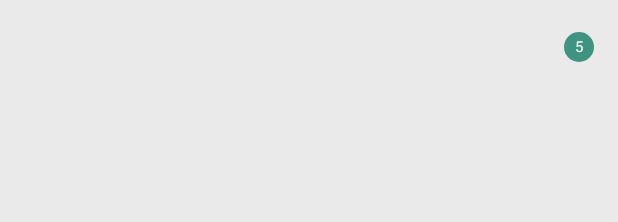
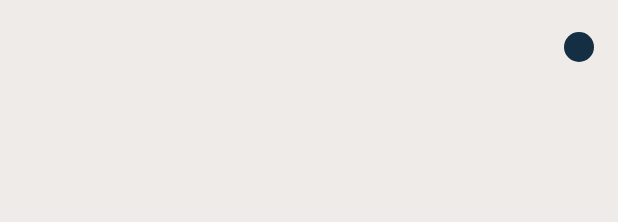
Before and after one commit to nunutu29/TeamChat, an Android app: the layout list_row.xml on its own in the app's theme, with its tools: preview values and no code run, on a phone screen of 412 x 824 dp. Shown: the top 222 px of the screen. Run offline under Robolectric (Android 15) with nearby library versions, the light colour scheme and no system bars.

Commit message:
Modificato Layout della pagina principale.

```diff
--- a/app/src/main/AndroidManifest.xml
+++ b/app/src/main/AndroidManifest.xml
@@ -44,7 +44,11 @@
                 <action android:name="com.google.firebase.INSTANCE_ID_EVENT" />
             </intent-filter>
         </service>
-        <!-- END Added for GCM -->
+
+        <service
+            android:name=".GCM.GcmIntentService"
+            android:exported="false" />
+
         <service
             android:name=".Helper.DbIntentService"
             android:exported="false" />
--- a/app/src/main/java/org/teamchat/Activity/MainActivity.java
+++ b/app/src/main/java/org/teamchat/Activity/MainActivity.java
@@ -39,6 +39,8 @@ import org.teamchat.GCM.GcmIntentService;
 import org.teamchat.GCM.NotificationUtils;
 import org.teamchat.Helper.DbIntentService;
 import org.teamchat.Model.Message;
+
+import javax.crypto.spec.GCMParameterSpec;
 
 /**
  * Commit Test
@@ -333,7 +335,7 @@ public class MainActivity extends AppCompatActivity
     private void registerGCM() {
         Intent intent = new Intent(this, GcmIntentService.class);
         intent.putExtra(GcmIntentService.TOKEN, FirebaseInstanceId.getInstance().getToken());
-        intent.putExtra("key", "register");
+        intent.putExtra(GcmIntentService.KEY, "register");
         startService(intent);
     }
 
--- a/app/src/main/java/org/teamchat/Fragments/GroupListFragment.java
+++ b/app/src/main/java/org/teamchat/Fragments/GroupListFragment.java
@@ -5,6 +5,7 @@ import android.content.Intent;
 import android.graphics.Color;
 import android.media.Image;
 import android.os.Bundle;
+import android.support.design.widget.CollapsingToolbarLayout;
 import android.support.design.widget.FloatingActionButton;
 import android.support.v4.app.Fragment;
 import android.support.v4.widget.SwipeRefreshLayout;
@@ -136,7 +137,6 @@ public class GroupListFragment extends Fragment implements SwipeRefreshLayout.On
             }
         });
 
-
         Button create = (Button)rootView.findViewById(R.id.btn_create);
         create.setOnClickListener(new View.OnClickListener() {
             @Override
--- a/app/src/main/java/org/teamchat/GCM/GcmIntentService.java
+++ b/app/src/main/java/org/teamchat/GCM/GcmIntentService.java
@@ -41,7 +41,7 @@ public class GcmIntentService extends IntentService {
     public static final String TOKEN = "token";
 
     @Override
-    protected void onHandleIntent(Intent intent) {
+     protected void onHandleIntent(Intent intent) {
         String key = intent.getStringExtra(KEY);
         switch (key) {
             case SUBSCRIBE:
--- a/app/src/main/res/drawable/bg_circle.xml
+++ b/app/src/main/res/drawable/bg_circle.xml
@@ -1,6 +1,6 @@
 <shape xmlns:android="http://schemas.android.com/apk/res/android" >
 
-    <solid android:color="@color/colorPrimary" />
+    <solid android:color="@color/colorPrimaryLight" />
 
     <corners
         android:bottomLeftRadius="20dp"
--- a/app/src/main/res/drawable/bg_linear_layout_dark.xml
+++ b/app/src/main/res/drawable/bg_linear_layout_dark.xml
@@ -4,8 +4,8 @@
         <shape>
             <gradient
                 android:angle="90"
-                android:startColor="#000000"
-                android:endColor="#96000000"
+                android:startColor="@color/colorPrimaryDarkTransparent"
+                android:endColor="@color/colorPrimaryDarkTransparent"
                 android:type="linear" />
         </shape>
     </item>
--- a/app/src/main/res/drawable/line_divider.xml
+++ b/app/src/main/res/drawable/line_divider.xml
@@ -6,6 +6,6 @@
         android:width="1dp"
         android:height="1dp" />
 
-    <solid android:color="@color/list_divider" />
+    <solid android:color="@color/colorDivider" />
 
 </shape>
--- a/app/src/main/res/layout-land/fragment_group_list.xml
+++ b/app/src/main/res/layout-land/fragment_group_list.xml
@@ -77,6 +77,7 @@
                         android:layout_height="60dp">
 
                         <Button
+                            android:textColor="@color/white"
                             android:layout_gravity="center"
                             android:drawableTop="@drawable/ic_setting_dark"
                             android:textAllCaps="false"
@@ -88,6 +89,7 @@
                             android:layout_height="wrap_content" />
 
                         <Button
+                            android:textColor="@color/white"
                             android:layout_gravity="center"
                             android:drawableTop="@drawable/ic_add_24dp"
                             android:textAllCaps="false"
@@ -99,6 +101,7 @@
                             android:layout_height="wrap_content" />
 
                         <Button
+                            android:textColor="@color/white"
                             android:layout_gravity="center"
                             android:drawableTop="@drawable/ic_friends_24dp"
                             android:textAllCaps="false"
--- a/app/src/main/res/layout/list_row.xml
+++ b/app/src/main/res/layout/list_row.xml
@@ -12,11 +12,11 @@
     android:paddingRight="16dp"
     android:paddingTop="16dp">
 
-    <TextView android:id="@+id/name"
+    <TextView
+        android:id="@+id/name"
         android:layout_width="match_parent"
         android:layout_height="wrap_content"
         android:layout_alignParentTop="true"
-        android:textColor="#444444"
         android:textStyle="bold"
         android:textSize="16dp" />
 
@@ -27,19 +27,19 @@
         android:layout_width="wrap_content"
         android:layout_height="wrap_content"
         android:layout_below="@id/name"
-        android:textColor="#888888"
+        android:textColor="@color/colorSecondaryText"
         android:layout_marginTop="5dp"/>
 
     <TextView android:id="@+id/count"
+        android:textColor="@color/white"
         android:layout_width="20dp"
         android:layout_height="20dp"
         android:gravity="center"
         android:textSize="10dp"
-        android:textColor="@android:color/white"
         android:layout_below="@id/timestamp"
         android:layout_marginTop="5dp"
         android:layout_alignParentRight="true"
-        android:text="5"
+        android:layout_alignParentEnd="true"
         android:background="@drawable/bg_circle"/>
 
 </RelativeLayout>
--- a/app/src/main/res/values/colors.xml
+++ b/app/src/main/res/values/colors.xml
@@ -1,10 +1,25 @@
 <?xml version="1.0" encoding="utf-8"?>
 <resources>
+    <!--
     <color name="colorPrimary">#3f9381</color>
     <color name="colorPrimaryDark">#2f7c6c</color>
     <color name="colorAccent">#6cb1a3</color>
     <color name="colorBackground">#eaeaea</color>
     <color name="list_divider">#dedede</color>
+    -->
+    <color name="colorPrimary">#0a304c</color>
+    <color name="colorPrimaryDark">#08253c</color>
+    <color name="colorPrimaryDarkTransparent">#c108253c</color>
+    <color name="colorPrimaryLight">#142e43</color>
+    <color name="colorDarkTransparent">#c3383838</color>
+    <color name="colorAccent">#1bc4da</color>
+    <color name="colorBackground">#efebe9</color>
+    <color name="colorPrimaryText">#444444</color>
+    <color name="colorSecondaryText">#727272</color>
+    <color name="colorIcons">#FFFFFF</color>
+    <color name="colorDivider">#e0e0e0</color>
+
+
     <color name="bg_bubble_self">#80cbc4</color>
     <color name="hint_color">#0e604f</color>
     <color name="red">#c90209</color>
--- a/app/src/main/res/values/styles.xml
+++ b/app/src/main/res/values/styles.xml
@@ -7,6 +7,9 @@
         <item name="colorPrimaryDark">@color/colorPrimaryDark</item>
         <item name="colorAccent">@color/colorAccent</item>
         <item name="android:colorBackground">@color/colorBackground</item>
+        <item name="android:textColorPrimary">@color/colorPrimaryText</item>
+        <item name="android:textColor">@color/colorPrimaryText</item>
+        <item name="android:textColorSecondary">@color/colorSecondaryText</item>
     </style>
 
     <style name="AppTheme.NoActionBar">
@@ -31,4 +34,11 @@
         <item name="android:windowExitAnimation">@anim/hide_pop_up</item>
     </style>
 
+    <style name="ShadowTextView">
+        <item name="android:shadowColor">#000000</item>
+        <item name="android:shadowDx">2</item>
+        <item name="android:shadowDy">2</item>
+        <item name="android:shadowRadius">7</item>
+    </style>
+
 </resources>
```
Also changed, not shown: app/src/main/res/layout/fragment_group_list.xml (+14 -4 lines).
